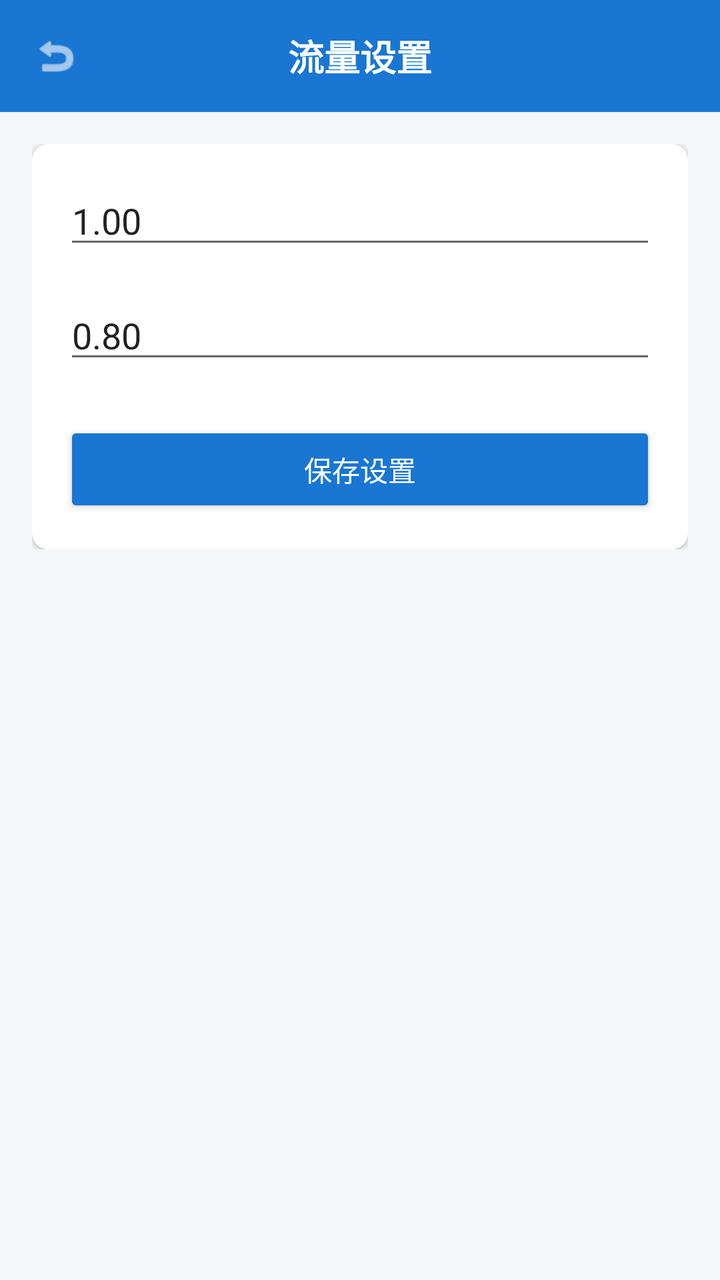
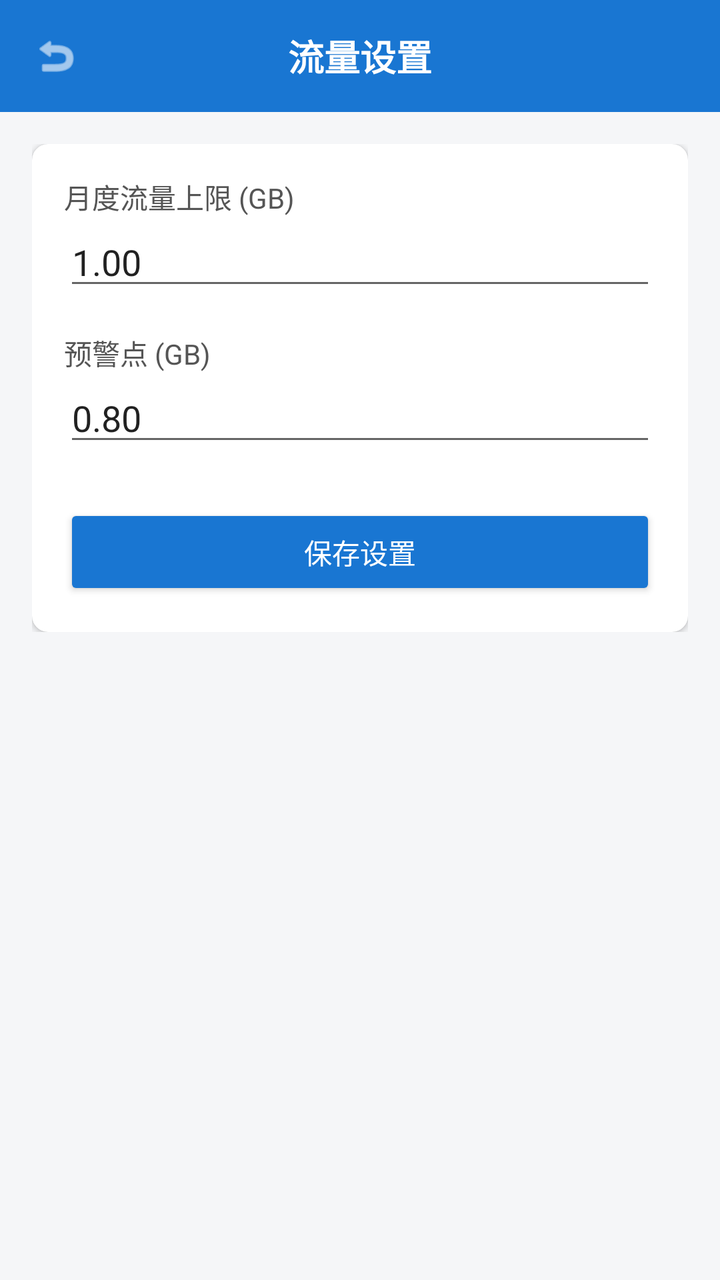

Compare the two renders of this Android layout. The source of the first and the diff that turns it into the second are given below.
<!-- AndroidManifest.xml: application theme Theme.AppCompat.Light.NoActionBar -->
<!-- res/layout/activity_flow_settings.xml -->
<?xml version="1.0" encoding="utf-8"?>
<LinearLayout xmlns:android="http://schemas.android.com/apk/res/android"
    xmlns:app="http://schemas.android.com/apk/res-auto"
    android:layout_width="match_parent"
    android:layout_height="match_parent"
    android:orientation="vertical"
    android:background="#F5F6F8">

    <RelativeLayout android:layout_width="match_parent" android:layout_height="56dp" android:background="#1976D2">
        <ImageView android:id="@+id/btnBack" android:layout_width="24dp" android:layout_height="24dp" android:layout_centerVertical="true" android:layout_marginStart="16dp" android:src="@android:drawable/ic_menu_revert" app:tint="#FFFFFF" />
        <TextView android:layout_width="wrap_content" android:layout_height="wrap_content" android:layout_centerInParent="true" android:text="流量设置" android:textColor="#FFFFFF" android:textSize="18sp" android:textStyle="bold" />
    </RelativeLayout>

    <LinearLayout android:layout_width="match_parent" android:layout_height="wrap_content" android:orientation="vertical" android:padding="16dp">
        <androidx.cardview.widget.CardView android:layout_width="match_parent" android:layout_height="wrap_content" app:cardCornerRadius="8dp">
            <LinearLayout android:layout_width="match_parent" android:layout_height="wrap_content" android:orientation="vertical" android:padding="16dp">
                <TextView android:text="月度流量上限 (GB)" android:textSize="14sp" android:textColor="#555" />
                <EditText android:id="@+id/etLimit" android:layout_width="match_parent" android:layout_height="wrap_content" android:inputType="numberDecimal" android:text="1.00" android:textSize="18sp"/>
                
                <TextView android:text="预警点 (GB)" android:layout_marginTop="16dp" android:textSize="14sp" android:textColor="#555" />
                <EditText android:id="@+id/etWarning" android:layout_width="match_parent" android:layout_height="wrap_content" android:inputType="numberDecimal" android:text="0.80" android:textSize="18sp"/>
                
                <Button android:id="@+id/btnSave" android:layout_width="match_parent" android:layout_height="wrap_content" android:layout_marginTop="24dp" android:text="保存设置" android:backgroundTint="#1976D2" android:textColor="#FFF"/>
            </LinearLayout>
        </androidx.cardview.widget.CardView>
    </LinearLayout>
</LinearLayout>
<!-- resources referenced by this layout -->
<resources>

</resources>

<!-- the commit's change to res/layout/activity_flow_settings.xml (unified diff, before → after) -->
@@ -6,21 +6,89 @@
     android:orientation="vertical"
     android:background="#F5F6F8">
 
-    <RelativeLayout android:layout_width="match_parent" android:layout_height="56dp" android:background="#1976D2">
-        <ImageView android:id="@+id/btnBack" android:layout_width="24dp" android:layout_height="24dp" android:layout_centerVertical="true" android:layout_marginStart="16dp" android:src="@android:drawable/ic_menu_revert" app:tint="#FFFFFF" />
-        <TextView android:layout_width="wrap_content" android:layout_height="wrap_content" android:layout_centerInParent="true" android:text="流量设置" android:textColor="#FFFFFF" android:textSize="18sp" android:textStyle="bold" />
+    
+    <RelativeLayout 
+        android:layout_width="match_parent" 
+        android:layout_height="56dp" 
+        android:background="#1976D2">
+        
+        <ImageView 
+            android:id="@+id/btnBack" 
+            android:layout_width="24dp" 
+            android:layout_height="24dp" 
+            android:layout_centerVertical="true" 
+            android:layout_marginStart="16dp" 
+            android:src="@android:drawable/ic_menu_revert" 
+            android:tint="#FFFFFF" />
+            
+        <TextView 
+            android:layout_width="wrap_content" 
+            android:layout_height="wrap_content" 
+            android:layout_centerInParent="true" 
+            android:text="流量设置" 
+            android:textColor="#FFFFFF" 
+            android:textSize="18sp" 
+            android:textStyle="bold" />
     </RelativeLayout>
 
-    <LinearLayout android:layout_width="match_parent" android:layout_height="wrap_content" android:orientation="vertical" android:padding="16dp">
-        <androidx.cardview.widget.CardView android:layout_width="match_parent" android:layout_height="wrap_content" app:cardCornerRadius="8dp">
-            <LinearLayout android:layout_width="match_parent" android:layout_height="wrap_content" android:orientation="vertical" android:padding="16dp">
-                <TextView android:text="月度流量上限 (GB)" android:textSize="14sp" android:textColor="#555" />
-                <EditText android:id="@+id/etLimit" android:layout_width="match_parent" android:layout_height="wrap_content" android:inputType="numberDecimal" android:text="1.00" android:textSize="18sp"/>
+    
+    <LinearLayout 
+        android:layout_width="match_parent" 
+        android:layout_height="wrap_content" 
+        android:orientation="vertical" 
+        android:padding="16dp">
+        
+        <androidx.cardview.widget.CardView 
+            android:layout_width="match_parent" 
+            android:layout_height="wrap_content" 
+            app:cardCornerRadius="8dp"
+            app:cardElevation="2dp">
+            
+            <LinearLayout 
+                android:layout_width="match_parent" 
+                android:layout_height="wrap_content" 
+                android:orientation="vertical" 
+                android:padding="16dp">
                 
-                <TextView android:text="预警点 (GB)" android:layout_marginTop="16dp" android:textSize="14sp" android:textColor="#555" />
-                <EditText android:id="@+id/etWarning" android:layout_width="match_parent" android:layout_height="wrap_content" android:inputType="numberDecimal" android:text="0.80" android:textSize="18sp"/>
+                <TextView 
+                    android:layout_width="wrap_content"
+                    android:layout_height="wrap_content"
+                    android:text="月度流量上限 (GB)" 
+                    android:textSize="14sp" 
+                    android:textColor="#555555" />
+                    
+                <EditText 
+                    android:id="@+id/etLimit" 
+                    android:layout_width="match_parent" 
+                    android:layout_height="wrap_content" 
+                    android:inputType="numberDecimal" 
+                    android:text="1.00" 
+                    android:textSize="18sp"/>
                 
-                <Button android:id="@+id/btnSave" android:layout_width="match_parent" android:layout_height="wrap_content" android:layout_marginTop="24dp" android:text="保存设置" android:backgroundTint="#1976D2" android:textColor="#FFF"/>
+                <TextView 
+                    android:layout_width="wrap_content"
+                    android:layout_height="wrap_content"
+                    android:text="预警点 (GB)" 
+                    android:layout_marginTop="16dp" 
+                    android:textSize="14sp" 
+                    android:textColor="#555555" />
+                    
+                <EditText 
+                    android:id="@+id/etWarning" 
+                    android:layout_width="match_parent" 
+                    android:layout_height="wrap_content" 
+                    android:inputType="numberDecimal" 
+                    android:text="0.80" 
+                    android:textSize="18sp"/>
+                
+                <Button 
+                    android:id="@+id/btnSave" 
+                    android:layout_width="match_parent" 
+                    android:layout_height="wrap_content" 
+                    android:layout_marginTop="24dp" 
+                    android:text="保存设置" 
+                    android:backgroundTint="#1976D2" 
+                    android:textColor="#FFFFFF"/>
             </LinearLayout>
         </androidx.cardview.widget.CardView>
     </LinearLayout>
